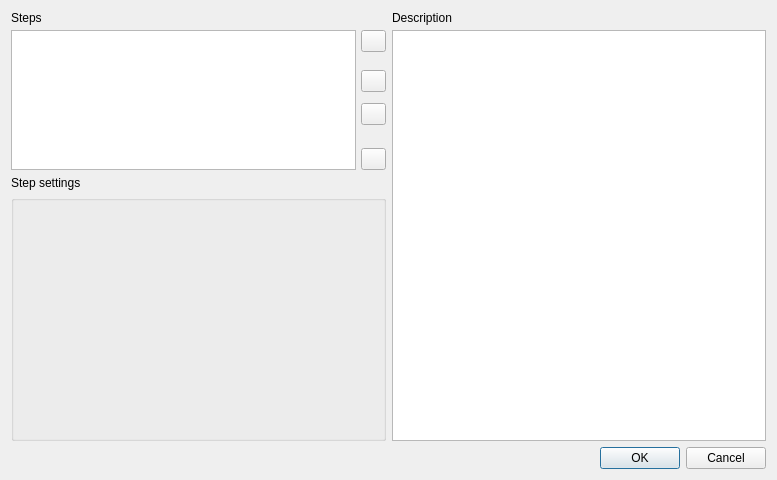
This is src/plugins/external_tool_support/src/trimmomatic/TrimmomaticPropertyDialog.ui in violethaze74/ugene as Qt 5 draws it before an edit. The edited form follows.
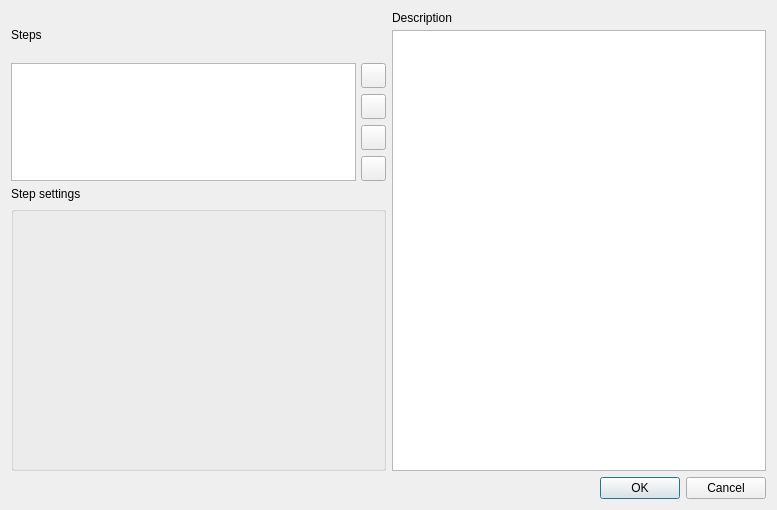
This is the edited form. Icons and pictures are not drawn.

Commit message: fixed sizes for buttons and spacers, fixed size for list, list size == summ(buttos + spacers), windows size was increased

```diff
--- a/src/plugins/external_tool_support/src/trimmomatic/TrimmomaticPropertyDialog.ui
+++ b/src/plugins/external_tool_support/src/trimmomatic/TrimmomaticPropertyDialog.ui
@@ -7,13 +7,13 @@
     <x>0</x>
     <y>0</y>
     <width>777</width>
-    <height>480</height>
+    <height>510</height>
    </rect>
   </property>
   <property name="minimumSize">
    <size>
     <width>640</width>
-    <height>480</height>
+    <height>510</height>
    </size>
   </property>
   <property name="windowTitle">
@@ -39,10 +39,29 @@
          <item>
           <layout class="QHBoxLayout" name="horizontalLayout">
            <item>
-            <widget class="QListWidget" name="listSteps"/>
+            <widget class="QListWidget" name="listSteps">
+             <property name="sizePolicy">
+              <sizepolicy hsizetype="Expanding" vsizetype="Fixed">
+               <horstretch>0</horstretch>
+               <verstretch>0</verstretch>
+              </sizepolicy>
+             </property>
+             <property name="minimumSize">
+              <size>
+               <width>0</width>
+               <height>109</height>
+              </size>
+             </property>
+            </widget>
            </item>
            <item>
             <layout class="QVBoxLayout" name="verticalLayoutButtons">
+             <property name="spacing">
+              <number>3</number>
+             </property>
+             <property name="sizeConstraint">
+              <enum>QLayout::SetFixedSize</enum>
+             </property>
              <item>
               <widget class="QPushButton" name="buttonAdd">
                <property name="sizePolicy">
@@ -80,10 +99,13 @@
                <property name="orientation">
                 <enum>Qt::Vertical</enum>
                </property>
+               <property name="sizeType">
+                <enum>QSizePolicy::Fixed</enum>
+               </property>
                <property name="sizeHint" stdset="0">
                 <size>
                  <width>20</width>
-                 <height>13</height>
+                 <height>3</height>
                 </size>
                </property>
               </spacer>
@@ -131,7 +153,7 @@
                <property name="sizeHint" stdset="0">
                 <size>
                  <width>20</width>
-                 <height>6</height>
+                 <height>3</height>
                 </size>
                </property>
               </spacer>
@@ -173,10 +195,13 @@
                <property name="orientation">
                 <enum>Qt::Vertical</enum>
                </property>
+               <property name="sizeType">
+                <enum>QSizePolicy::Fixed</enum>
+               </property>
                <property name="sizeHint" stdset="0">
                 <size>
                  <width>20</width>
-                 <height>18</height>
+                 <height>3</height>
                 </size>
                </property>
               </spacer>
```
